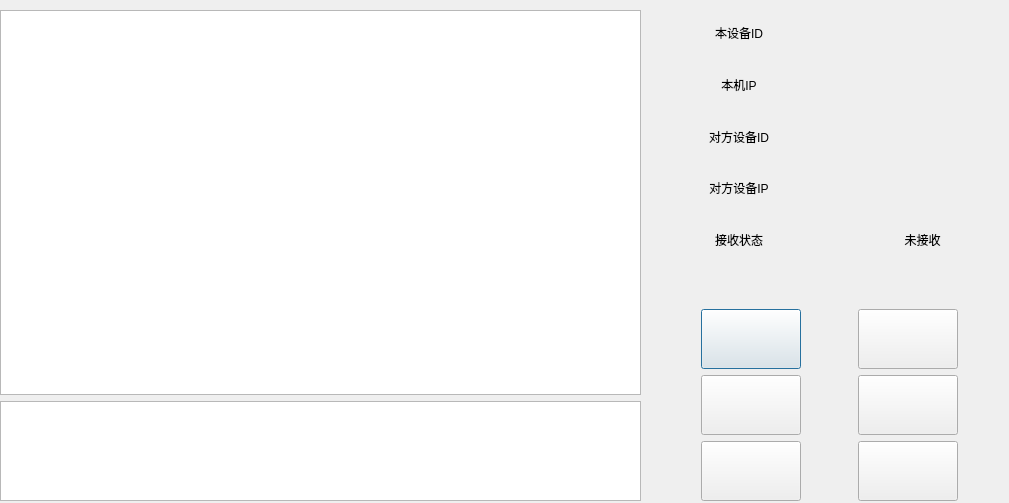
First picture: the form in UI/chatWindows.ui, repository 413180794/EPLRS_station, before the edit.
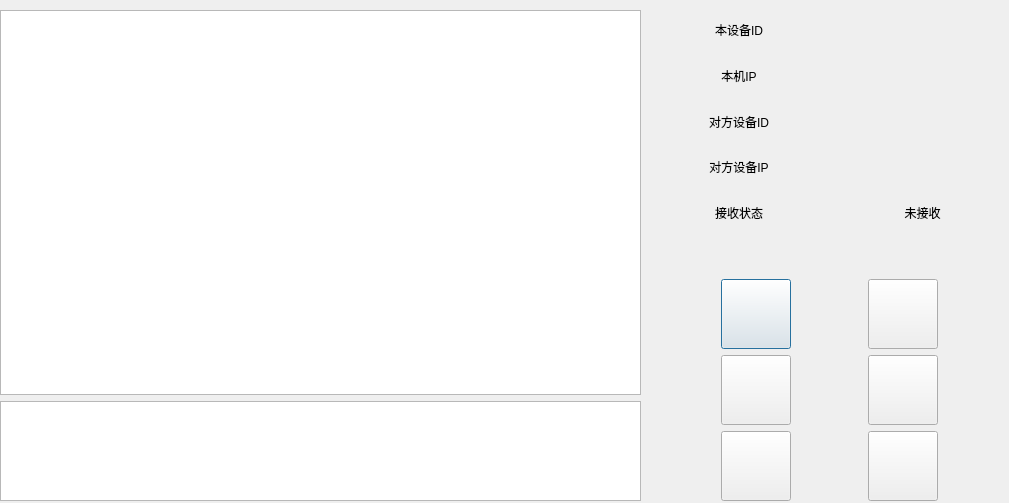
Second picture: the form after the edit. Icons and pictures are not drawn.

```diff
--- a/UI/chatWindows.ui
+++ b/UI/chatWindows.ui
@@ -198,8 +198,8 @@
           </property>
           <property name="minimumSize">
            <size>
-            <width>100</width>
-            <height>60</height>
+            <width>70</width>
+            <height>70</height>
            </size>
           </property>
           <property name="styleSheet">
@@ -220,8 +220,8 @@
           </property>
           <property name="minimumSize">
            <size>
-            <width>100</width>
-            <height>60</height>
+            <width>70</width>
+            <height>70</height>
            </size>
           </property>
           <property name="styleSheet">
@@ -246,8 +246,8 @@
           </property>
           <property name="minimumSize">
            <size>
-            <width>100</width>
-            <height>60</height>
+            <width>70</width>
+            <height>70</height>
            </size>
           </property>
           <property name="styleSheet">
@@ -268,8 +268,8 @@
           </property>
           <property name="minimumSize">
            <size>
-            <width>100</width>
-            <height>60</height>
+            <width>70</width>
+            <height>70</height>
            </size>
           </property>
           <property name="styleSheet">
@@ -294,8 +294,8 @@
           </property>
           <property name="minimumSize">
            <size>
-            <width>100</width>
-            <height>60</height>
+            <width>70</width>
+            <height>70</height>
            </size>
           </property>
           <property name="styleSheet">
@@ -316,8 +316,8 @@
           </property>
           <property name="minimumSize">
            <size>
-            <width>100</width>
-            <height>60</height>
+            <width>70</width>
+            <height>70</height>
            </size>
           </property>
           <property name="styleSheet">
```
